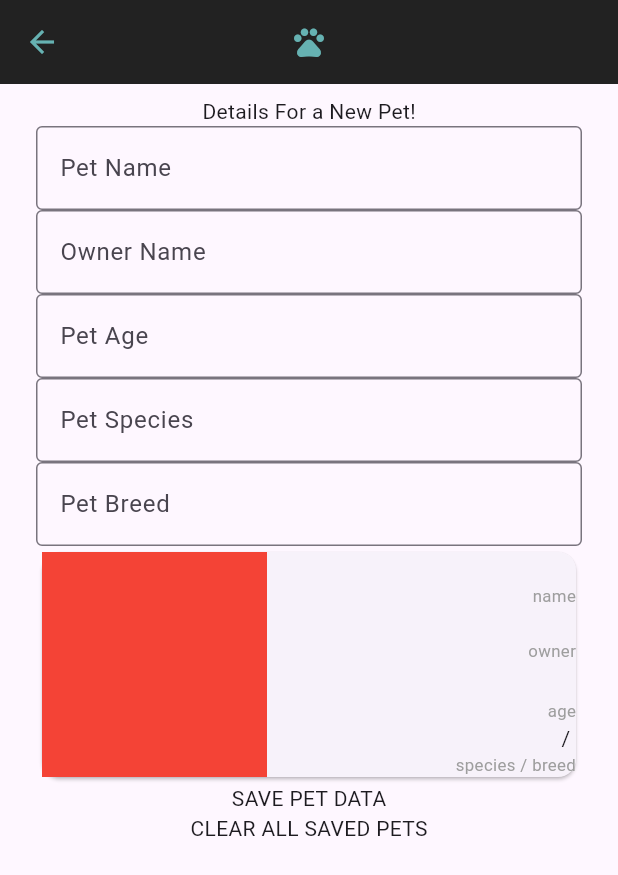
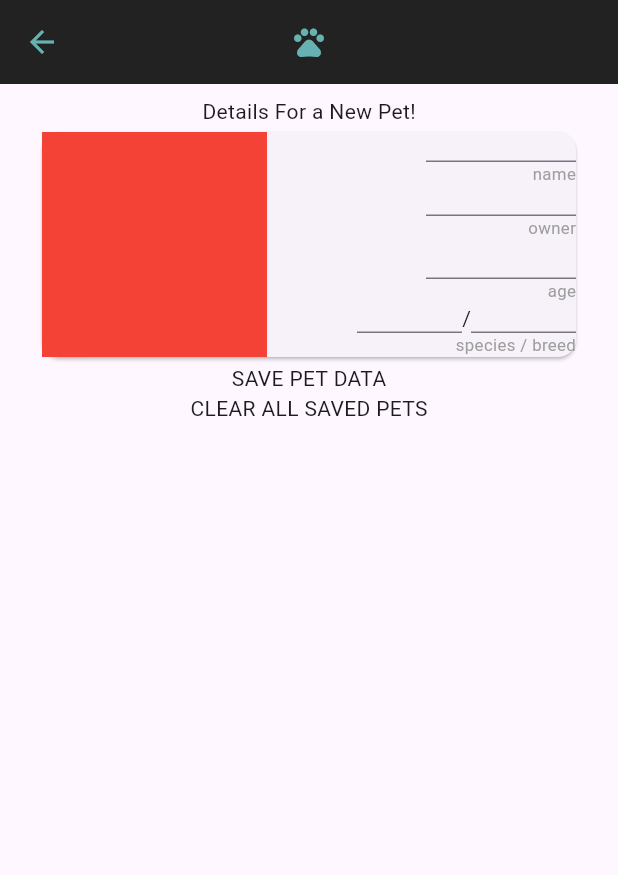
Before and after one commit to xyluphobia/PetProfileApp, a Flutter app: the PetDetailsView screen opened directly, on a phone screen of 412 x 824 dp. Shown: the top 875 px of the screen. Run offline on Flutter 3.47's test engine with Material 3 defaults, Android fonts, the phone set to English and light mode, and no system bars.

Commit message:
Updated details page so that basic info card is now editable and the basic inputs are removed.

```diff
--- a/lib/pet_details_view.dart
+++ b/lib/pet_details_view.dart
@@ -27,7 +27,8 @@ class _PetDetailsViewState extends State<PetDetailsView> {
   @override
   Widget build(BuildContext context) {
     pet = context.select((FileController controller) => controller.petDetails == null ? Empty_Pet :
-    controller.petDetails!.data.isEmpty ? Empty_Pet : controller.petDetails!.data[petIndex]);
+    controller.petDetails!.data.isEmpty ? Empty_Pet :
+    newPet ? Empty_Pet : controller.petDetails!.data[petIndex]);
 
     void addOrEditPetData() async {
       PetDetails? petDetails = context.read<FileController>().petDetails;
@@ -62,9 +63,10 @@ class _PetDetailsViewState extends State<PetDetailsView> {
         child: Column(
           children: [
             Text('Details For ${newPet ? "a New Pet!" : pet.name}'),
-            // Display circular image of the pet. Model this page after a contacts page.
-            developmentInputFields(),
+
+            //developmentInputFields(),
             basicInfoCard(),
+
             GestureDetector(
               onTap: () {
                 addOrEditPetData();
@@ -107,14 +109,46 @@ class _PetDetailsViewState extends State<PetDetailsView> {
                     Column(
                       crossAxisAlignment: CrossAxisAlignment.end,
                       children: [
-                        Text(pet.name),
+                        SizedBox(
+                          height: 20,
+                          width: 100,
+                          child: TextField(
+                            keyboardType: TextInputType.name,
+                            textAlign: TextAlign.end,
+                            autocorrect: false,
+                            maxLines: 1,
+
+                            onChanged: (text) {
+                              pet.name = text;
+                            },
+                            decoration: InputDecoration(
+                              hintText: pet.name
+                            ),
+                          ),
+                        ),
                         const Text("name", style: TextStyle(color: Colors.grey), textScaler: TextScaler.linear(0.8),),
                       ],
                     ),
                     Column(
                       crossAxisAlignment: CrossAxisAlignment.end,
                       children: [
-                        Text(pet.owner),
+                        SizedBox(
+                          height: 20,
+                          width: 100,
+                          child: TextField(
+                            keyboardType: TextInputType.name,
+                            textAlign: TextAlign.end,
+                            autocorrect: false,
+                            maxLines: 1,
+
+                            onChanged: (text) {
+                              pet.owner = text;
+                            },
+                            decoration: InputDecoration(
+                              hintText: pet.owner
+                            ),
+                          ),
+                        ),
                         const Text("owner", style: TextStyle(color: Colors.grey), textScaler: TextScaler.linear(0.8),),
                       ],
                     ),
@@ -126,14 +160,71 @@ class _PetDetailsViewState extends State<PetDetailsView> {
                     Column(
                       crossAxisAlignment: CrossAxisAlignment.end,
                       children: [
-                        Text(pet.age),
+                        SizedBox(
+                          height: 20,
+                          width: 100,
+                          child: TextField(
+                            keyboardType: TextInputType.number,
+                            textAlign: TextAlign.end,
+                            autocorrect: false,
+                            maxLines: 1,
+
+                            onChanged: (text) {
+                              pet.age = text;
+                            },
+                            decoration: InputDecoration(
+                              hintText: pet.age
+                            ),
+                          ),
+                        ),
                         const Text("age" , style: TextStyle(color: Colors.grey), textScaler: TextScaler.linear(0.8),),
                       ],
                     ),
                     Column(
                       crossAxisAlignment: CrossAxisAlignment.end,
                       children: [
-                        Text('${pet.species} / ${pet.breed}'),
+                        //Text('${pet.species} / ${pet.breed}'),
+                        Row(
+                          children: [
+                            SizedBox(
+                              height: 20,
+                              width: 70,
+                              child: TextField(
+                                keyboardType: TextInputType.name,
+                                textAlign: TextAlign.end,
+                                autocorrect: false,
+                                maxLines: 1,
+
+                                onChanged: (text) {
+                                  pet.species = text;
+                                },
+                                decoration: InputDecoration(
+                                  hintText: pet.species
+                                ),
+                              ),
+                            ),
+
+                            const Text("/"),
+
+                            SizedBox(
+                              height: 20,
+                              width: 70,
+                              child: TextField(
+                                keyboardType: TextInputType.name,
+                                textAlign: TextAlign.end,
+                                autocorrect: false,
+                                maxLines: 1,
+
+                                onChanged: (text) {
+                                  pet.breed = text;
+                                },
+                                decoration: InputDecoration(
+                                  hintText: pet.breed
+                                ),
+                              ),
+                            ),
+                          ],
+                        ),
                         const Text("species / breed" , style: TextStyle(color: Colors.grey), textScaler: TextScaler.linear(0.8),),
                       ],
                     ),
```
Also changed, not shown: devtools_options.yaml (added).
